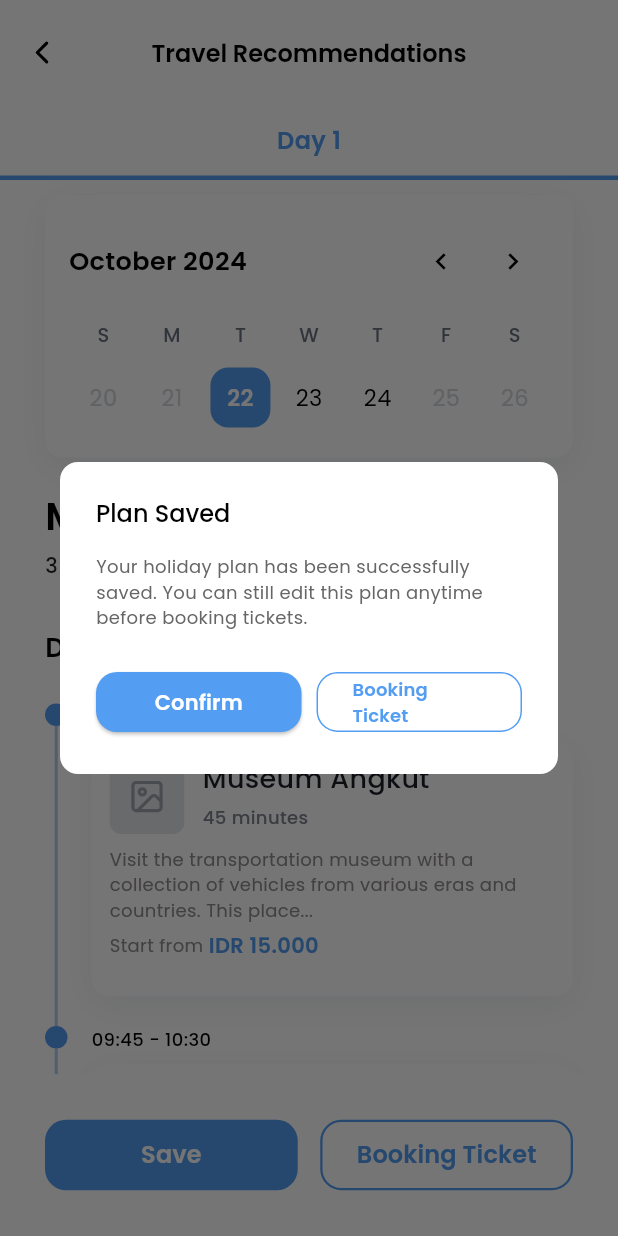
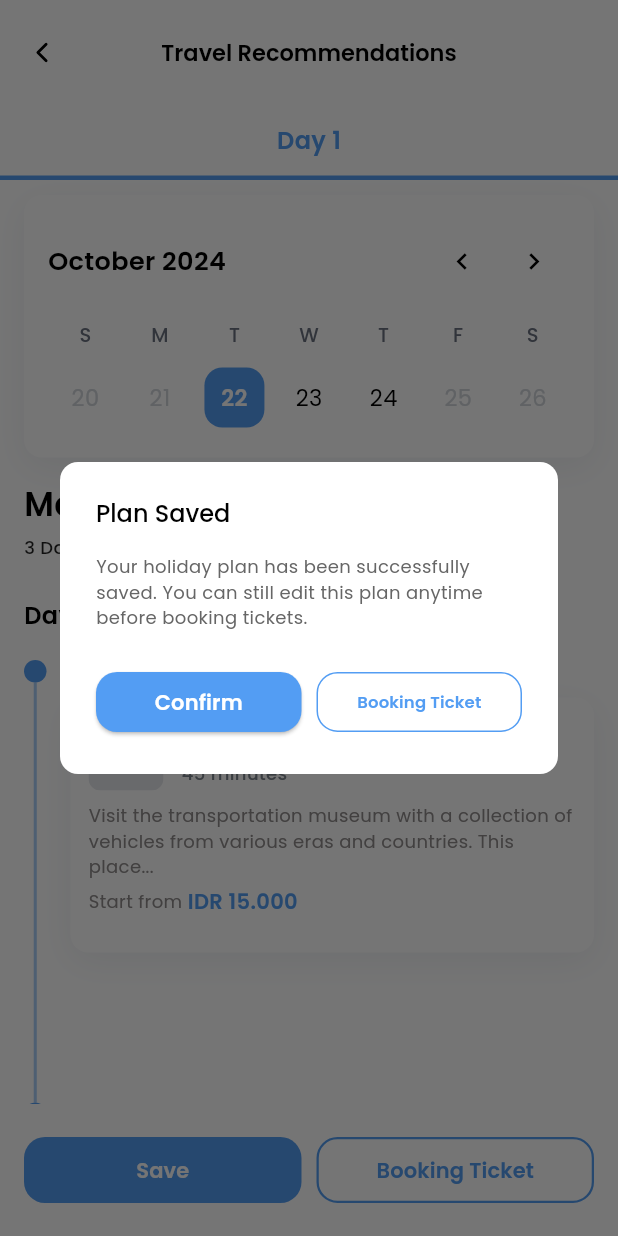
Before and after one commit to hazz01/Loka, a Flutter app: the TimelineTripPage screen opened by its route, after a tap on "Save", on a phone screen of 412 x 824 dp. Run offline on Flutter 3.47's test engine with Material 3 defaults, Android fonts, the light colour scheme and no system bars; our stand-ins replace flutter_riverpod, go_router, google_fonts, infinite_scroll_pagination, lucide_icons_flutter, toastification and 1 more; missing offline and left inert: mapbox_maps_flutter, webview_flutter_android, webview_flutter_wkwebview; network calls fail.

Commit message:
fix: :art: fix responsive page for timeline_page

```diff
--- a/lib/features/home/pages/timeline_trip_Page.dart
+++ b/lib/features/home/pages/timeline_trip_Page.dart
@@ -79,10 +79,14 @@
     // Convert API response to DayTrip model
     tripDays = response.days.map((daySchedule) {
       // Calculate date for this day
-      DateTime dayDate = DateTime.now().add(Duration(days: daySchedule.dayNumber - 1));
+      DateTime dayDate = DateTime.now().add(
+        Duration(days: daySchedule.dayNumber - 1),
+      );
 
       // Convert activities to Activity model with dummy UI data
-      List<Activity> activities = daySchedule.activities.map((activitySchedule) {
+      List<Activity> activities = daySchedule.activities.map((
+        activitySchedule,
+      ) {
         return Activity(
           activityType: activitySchedule.activityType,
           destinationId: activitySchedule.destinationId,
@@ -106,8 +110,21 @@
       );
     }).toList();
 
-    // Extract city name from response (you might need to adjust this)
-    cityName = widget.tripResponse!.originalRequest['targetCities']?[0] ?? 'Unknown City';
+    // Extract city name from originalRequest
+    // Check trip type to determine which field to use
+    final tripType = response.originalRequest['tripType'];
+    if (tripType != null && tripType is Map) {
+      // For greater_city and city types, use the name from tripType
+      cityName = tripType['name'] ?? 'Unknown City';
+    } else if (response.originalRequest['targetCities'] != null &&
+        response.originalRequest['targetCities'] is List &&
+        (response.originalRequest['targetCities'] as List).isNotEmpty) {
+      // Fallback: use first city from targetCities array
+      cityName = response.originalRequest['targetCities'][0] ?? 'Unknown City';
+    } else {
+      cityName = 'Unknown City';
+    }
+
     tripSummary = response.summary;
     totalCost = response.totalEstimatedCost;
 
@@ -159,15 +176,22 @@
   Widget build(BuildContext context) {
     final currentTrip = currentDayTrip;
     final screenWidth = MediaQuery.of(context).size.width;
+    final isSmallScreen = screenWidth < 600;
 
-    // Responsive font sizes
-    final titleFontSize = screenWidth < 360 ? 14.0 : 16.0;
-    final cityFontSize = screenWidth < 360 ? 22.0 : 26.0;
-    final subtitleFontSize = screenWidth < 360 ? 12.0 : 14.0;
-    final dayTitleFontSize = screenWidth < 360 ? 16.0 : 18.0;
-    final buttonFontSize = screenWidth < 360 ? 14.0 : 16.0;
-    final iconSize = screenWidth < 360 ? 22.0 : 25.0;
-    final popButtonSize = screenWidth < 360 ? 10.0 : 12.0;
+    // Responsive sizing
+    final horizontalPadding = isSmallScreen ? 16.0 : 30.0;
+    final verticalPadding = isSmallScreen ? 20.0 : 30.0;
+    final titleFontSize = isSmallScreen ? 15.0 : 16.0;
+    final cityFontSize = isSmallScreen ? 22.0 : 26.0;
+    final subtitleFontSize = isSmallScreen ? 12.0 : 14.0;
+    final dayTitleFontSize = isSmallScreen ? 16.0 : 18.0;
+    final buttonFontSize = isSmallScreen ? 14.0 : 16.0;
+    final iconSize = isSmallScreen ? 22.0 : 25.0;
+    final popButtonSize = isSmallScreen ? 11.0 : 14.0;
+    final summaryFontSize = isSmallScreen ? 11.0 : 12.0;
+    final summaryTitleFontSize = isSmallScreen ? 13.0 : 14.0;
+    final summaryIconSize = isSmallScreen ? 14.0 : 16.0;
+    final summaryPadding = isSmallScreen ? 10.0 : 12.0;
 
     return Scaffold(
       backgroundColor: Colors.white,
@@ -210,7 +234,7 @@
 
             // Trip Info
             Padding(
-              padding: const EdgeInsets.symmetric(horizontal: 30),
+              padding: EdgeInsets.symmetric(horizontal: horizontalPadding),
               child: Column(
                 crossAxisAlignment: CrossAxisAlignment.start,
                 children: [
@@ -223,7 +247,7 @@
                         .toList(),
                     onDateSelected: _onDateSelected,
                   ),
-                  const SizedBox(height: 20),
+                  SizedBox(height: isSmallScreen ? 16 : 20),
                   Text(
                     cityName,
                     style: TextStyle(
@@ -232,7 +256,7 @@
                       color: Colors.black,
                     ),
                   ),
-                  const SizedBox(height: 5),
+                  SizedBox(height: isSmallScreen ? 4 : 5),
                   Text(
                     "${tripDays.length} Day Trip",
                     style: TextStyle(
@@ -241,61 +265,79 @@
                       fontSize: subtitleFontSize,
                     ),
                   ),
-                  const SizedBox(height: 10),
+                  SizedBox(height: isSmallScreen ? 8 : 10),
 
                   // Trip Summary (from API)
                   if (widget.tripResponse != null) ...[
                     Container(
-                      padding: EdgeInsets.all(12),
+                      padding: EdgeInsets.all(summaryPadding),
                       decoration: BoxDecoration(
-                        color: Color(0xFFF5F5F5),
-                        borderRadius: BorderRadius.circular(8),
+                        color: Colors.white,
+                        borderRadius: BorderRadius.circular(12),
+                        boxShadow: [
+                          BoxShadow(
+                            color: Color(0xFFB4BCC9).withOpacity(0.2),
+                            blurRadius: 20,
+                            offset: const Offset(0, 6),
+                          ),
+                        ],
                       ),
                       child: Column(
                         crossAxisAlignment: CrossAxisAlignment.start,
                         children: [
-                          Row(
+                          Container(
+                            padding: EdgeInsets.all(isSmallScreen ? 5 : 6),
+                            decoration: BoxDecoration(
+                              color: const Color(0xFFEBF5FF),
+                              borderRadius: BorderRadius.circular(12),
+                            ),
+                            child: Row(
                               children: [
                                 Icon(
                                   LucideIcons.info,
-                                size: 16,
+                                  size: summaryIconSize,
                                   color: Color(0xFF539DF3),
                                 ),
-                              SizedBox(width: 8),
+                                SizedBox(width: isSmallScreen ? 6 : 8),
                                 Text(
                                   "Trip Summary",
                                   style: TextStyle(
                                     fontWeight: FontWeight.w600,
-                                  fontSize: 13,
+                                    fontSize: summaryTitleFontSize,
                                     color: Colors.black,
                                   ),
                                 ),
                               ],
                             ),
-                          SizedBox(height: 8),
+                          ),
+                          SizedBox(height: isSmallScreen ? 10 : 12),
                           Text(
                             tripSummary,
                             style: TextStyle(
-                              fontSize: 12,
-                              color: Colors.black87,
+                              fontSize: summaryFontSize,
+                              color: Colors.black54,
                               height: 1.5,
                             ),
                           ),
-                          SizedBox(height: 8),
+                          SizedBox(height: isSmallScreen ? 10 : 12),
                           Row(
                             children: [
                               Icon(
                                 LucideIcons.wallet,
-                                size: 14,
+                                size: summaryIconSize - 2,
                                 color: Color(0xFF539DF3),
                               ),
-                              SizedBox(width: 6),
-                              Text(
+                              SizedBox(width: isSmallScreen ? 5 : 6),
+                              Flexible(
+                                child: Text(
                                   "Estimated Budget: IDR ${totalCost.toString().replaceAllMapped(RegExp(r'(\d{1,3})(?=(\d{3})+(?!\d))'), (Match m) => '${m[1]},')}",
                                   style: TextStyle(
-                                  fontSize: 12,
+                                    fontSize: summaryFontSize,
                                     fontWeight: FontWeight.w600,
                                     color: Color(0xFF539DF3),
+                                  ),
+                                  overflow: TextOverflow.ellipsis,
+                                  maxLines: 2,
                                 ),
                               ),
                             ],
@@ -303,10 +345,10 @@
                         ],
                       ),
                     ),
-                    SizedBox(height: 15),
+                    SizedBox(height: isSmallScreen ? 12 : 15),
                   ],
 
-                  const SizedBox(height: 22),
+                  SizedBox(height: isSmallScreen ? 18 : 22),
 
                   // Day Title
                   Text(
@@ -317,7 +359,7 @@
                       color: Colors.black,
                     ),
                   ),
-                  const SizedBox(height: 24),
+                  SizedBox(height: isSmallScreen ? 18 : 24),
 
                   // Timeline Cards
                   ...currentTrip.destinations.asMap().entries.map((entry) {
@@ -333,12 +375,15 @@
                 ],
               ),
             ),
-            SizedBox(height: 20),
+            SizedBox(height: isSmallScreen ? 16 : 20),
           ],
         ),
       ),
       bottomNavigationBar: Padding(
-        padding: const EdgeInsets.symmetric(horizontal: 30, vertical: 30),
+        padding: EdgeInsets.symmetric(
+          horizontal: horizontalPadding,
+          vertical: verticalPadding,
+        ),
         child: Row(
           children: [
             Expanded(
@@ -430,8 +475,8 @@
                 },
                 style: ElevatedButton.styleFrom(
                   backgroundColor: const Color(0xFF539DF3),
-                  padding: const EdgeInsets.symmetric(
-                    horizontal: 16,
+                  padding: EdgeInsets.symmetric(
+                    horizontal: isSmallScreen ? 12 : 16,
                     vertical: 12,
                   ),
                   shape: RoundedRectangleBorder(
@@ -449,7 +494,7 @@
                 ),
               ),
             ),
-            const SizedBox(width: 15),
+            SizedBox(width: isSmallScreen ? 10 : 15),
             Expanded(
               child: OutlinedButton(
                 onPressed: () {
@@ -542,8 +587,8 @@
                   );
                 },
                 style: OutlinedButton.styleFrom(
-                  padding: const EdgeInsets.symmetric(
-                    horizontal: 16,
+                  padding: EdgeInsets.symmetric(
+                    horizontal: isSmallScreen ? 12 : 16,
                     vertical: 12,
                   ),
                   shape: RoundedRectangleBorder(
--- a/lib/features/home/widgets/trip_timeline_card.dart
+++ b/lib/features/home/widgets/trip_timeline_card.dart
@@ -18,7 +18,7 @@
 
     // Responsive sizes
     final timelineDotSize = screenWidth < 360 ? 12.0 : 15.0;
-    final timelineLineHeight = screenWidth < 360 ? 180.0 : 200.0;
+    final timelineLineHeight = screenWidth < 360 ? 180.0 : 280.0;
     final timeFontSize = screenWidth < 360 ? 11.0 : 12.0;
     final nameFontSize = screenWidth < 360 ? 16.0 : 18.0;
     final durationFontSize = screenWidth < 360 ? 11.0 : 12.0;
@@ -147,8 +147,6 @@
                     SizedBox(height: 8),
                     Text(
                       destination.description,
-                      maxLines: 3,
-                      overflow: TextOverflow.ellipsis,
                       style: TextStyle(
                         fontSize: descriptionFontSize,
                         fontWeight: FontWeight.w400,
@@ -183,7 +181,7 @@
                         padding: EdgeInsets.all(6),
                         decoration: BoxDecoration(
                           color: const Color(0xFFEBF5FF),
-                          borderRadius: BorderRadius.circular(6),
+                          borderRadius: BorderRadius.circular(12),
                         ),
                         child: Row(
                           crossAxisAlignment: CrossAxisAlignment.center,
```
Lines whose indentation alone changed are shown as unchanged.
